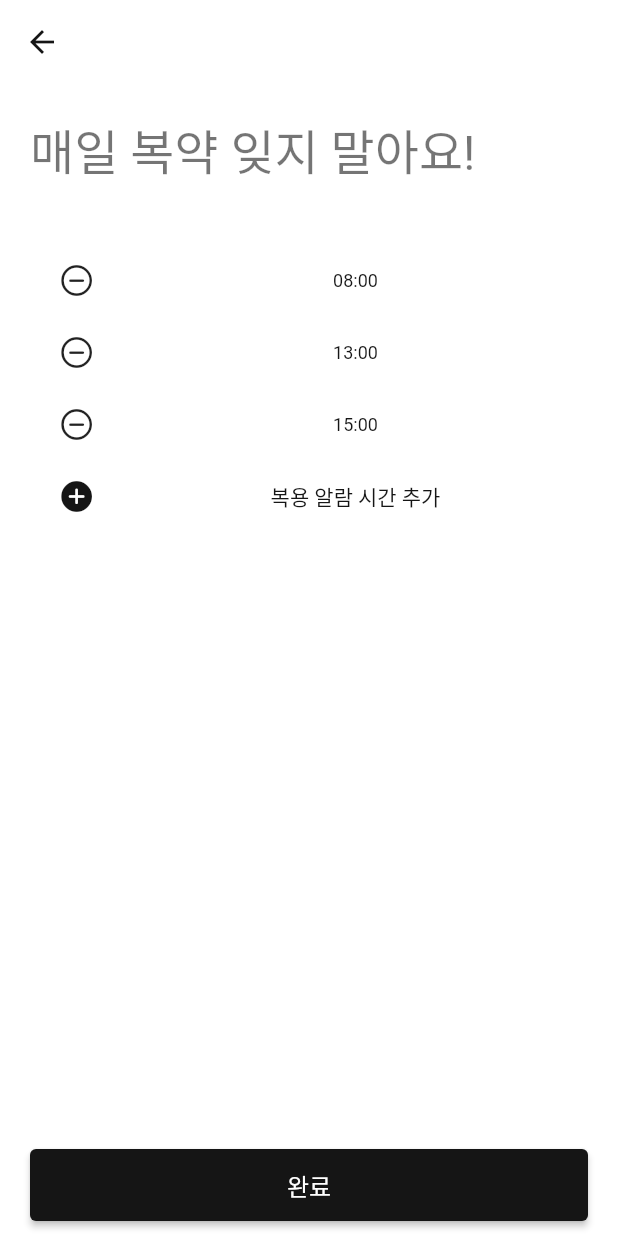
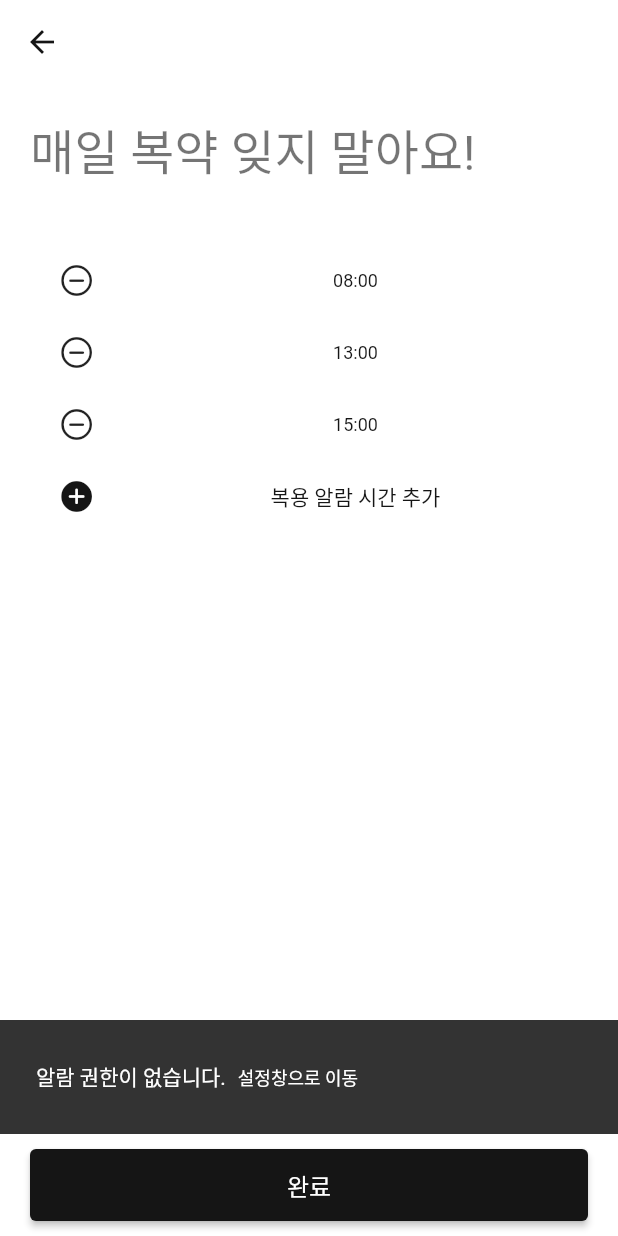
Before and after one commit to SeoDongSeuk/cast, a Flutter app: the AddAlarmPage screen opened directly with empty values, after a tap on "완료", on a phone screen of 412 x 824 dp. Run offline on Flutter 3.47's test engine with Material 2 defaults, Android fonts, the light colour scheme and no system bars; our stand-ins replace flutter_local_notifications, image_picker, permission_handler, timezone; Roboto replaces fonts that are missing (GmarketSansTTF).

Commit message:
디펜던시 추가하니 오류가 남. 주석처리했음

```diff
--- a/lib/pages/add/add_alarm_page.dart
+++ b/lib/pages/add/add_alarm_page.dart
@@ -7,6 +7,7 @@ import 'package:cast/services/add_medicine_service.dart';
 import 'package:flutter/cupertino.dart';
 import 'package:flutter/material.dart';
 import 'package:intl/intl.dart';
+import 'package:permission_handler/permission_handler.dart';
 
 class AddAlarmPage extends StatelessWidget {
   AddAlarmPage({
@@ -51,6 +52,24 @@ class AddAlarmPage extends StatelessWidget {
       bottomNavigationBar: BottomSubmitButton(
         onPressed: () {
           // 1. add alarm
+          ScaffoldMessenger.of(context).showSnackBar(
+            const SnackBar(
+              content: Row(
+                children: [
+                  Text('알람 권한이 없습니다.'),
+                  TextButton(
+                    // onPressed: () {
+                    //   openAppSettings();
+                    // },
+                    // 위에처럼 작성할수도 있고 밑에처럼 작성할수도 있다
+                    onPressed: openAppSettings,
+                    //설정창으로 이동하게 할수 있는 함수
+                    child: Text('설정창으로 이동'),
+                  )
+                ],
+              ),
+            ),
+          );
           // 2. save image (local dir)
           // 3. add medicine model (local DB, hive)
         },
--- a/lib/services/cast_notification_service.dart
+++ b/lib/services/cast_notification_service.dart
@@ -2,7 +2,7 @@ import 'dart:developer';
 import 'dart:io';
 
 import 'package:flutter_local_notifications/flutter_local_notifications.dart';
-import 'package:flutter_native_timezone/flutter_native_timezone.dart';
+// import 'package:flutter_native_timezone/flutter_native_timezone.dart';
 import 'package:intl/intl.dart';
 
 import 'package:timezone/data/latest.dart' as tz;
@@ -13,8 +13,8 @@ final notification = FlutterLocalNotificationsPlugin();
 class CastNotificationService {
   Future<void> initializeTimeZone() async {
     tz.initializeTimeZones();
-    final timeZoneName = await FlutterNativeTimezone.getLocalTimezone();
-    tz.setLocalLocation(tz.getLocation(timeZoneName));
+    //final timeZoneName = await FlutterNativeTimezone.getLocalTimezone();
+    //tz.setLocalLocation(tz.getLocation(timeZoneName));
   }
 
   Future<void> initializeNotification() async {
--- a/pubspec.yaml
+++ b/pubspec.yaml
@@ -44,7 +44,10 @@ dependencies:
   # alarm
   flutter_local_notifications: ^15.1.1
   timezone: ^0.9.2
-  flutter_native_timezone: ^2.0.0
+  # flutter_native_timezone: ^2.0.0
+
+  # permission -> show setting
+  permission_handler: ^11.0.0
 
 dev_dependencies:
   flutter_test:
```
Also changed, not shown: pubspec.lock, 3 other files.
